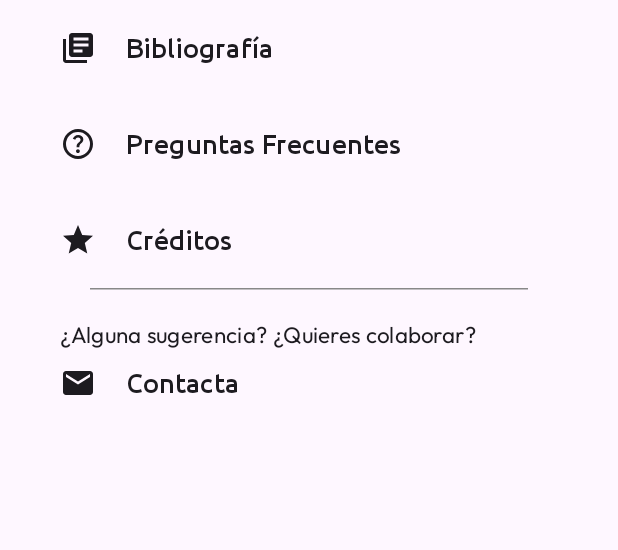
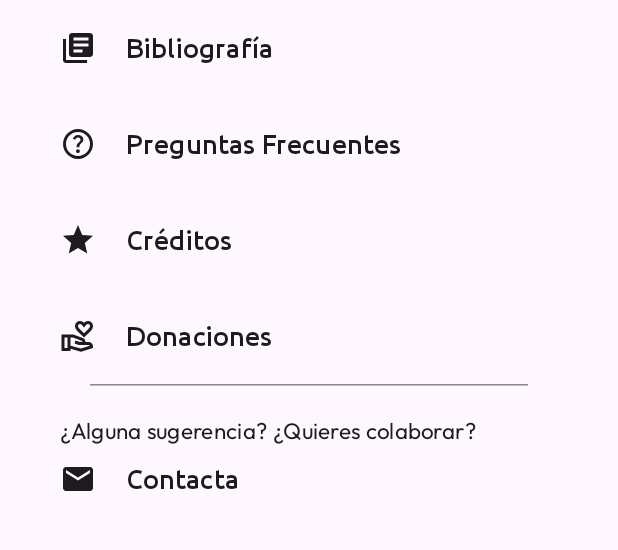
Before and after one commit to Akronix/DruidNet, an Android app built with Jetpack Compose: the AboutScreen screen opened through its navigation route, on a phone screen of 412 x 824 dp, the part 279-829 px from its top. Run offline under Robolectric (Android 15) with nearby library versions, the phone set to English and light mode, and no system bars; libraries missing offline, so code that uses them is left out: com.mikepenz.markdown, me.saket.telephoto.

Commit message:
Added Donate button in About screen

```diff
--- a/app/src/main/java/org/druidanet/druidnet/ui/AboutScreen.kt
+++ b/app/src/main/java/org/druidanet/druidnet/ui/AboutScreen.kt
@@ -94,6 +94,13 @@ fun AboutScreen (onNavigationButtonClick: (Screen) -> Unit, viewModel: DruidNetV
                 { onNavigationButtonClick( Screen.Credits ) },
                 stringResource(R.string.title_screen_credits),
                 imageVector = Icons.Default.Star,
+                additionalText = null
+            )
+
+            AboutItem(
+                { openURIAction(context, "https://opencollective.com/druidnet#category-CONTRIBUTE") },
+                stringResource(R.string.about_screen_donate),
+                imageResource = R.drawable.donate,
                 additionalText = null
             )
 
--- /dev/null
+++ b/app/src/main/res/drawable/donate.xml
@@ -0,0 +1,10 @@
+<vector xmlns:android="http://schemas.android.com/apk/res/android"
+    android:width="24dp"
+    android:height="24dp"
+    android:viewportWidth="960"
+    android:viewportHeight="960"
+    android:tint="?attr/colorControlNormal">
+  <path
+      android:fillColor="@android:color/white"
+      android:pathData="M640,520L474,358Q443,328 421.5,291.5Q400,255 400,212Q400,157 438.5,118.5Q477,80 532,80Q564,80 592,93.5Q620,107 640,130Q660,107 688,93.5Q716,80 748,80Q803,80 841.5,118.5Q880,157 880,212Q880,255 859,291.5Q838,328 807,358L640,520ZM640,408L749,301Q768,282 784,260.5Q800,239 800,212Q800,190 785,175Q770,160 748,160Q734,160 721.5,165.5Q709,171 700,182L640,254L580,182Q571,171 558.5,165.5Q546,160 532,160Q510,160 495,175Q480,190 480,212Q480,239 496,260.5Q512,282 531,301L640,408ZM280,740L558,816L796,742Q791,733 781.5,726.5Q772,720 760,720L558,720Q531,720 515,718Q499,716 482,710L389,679L411,601L492,628Q509,633 532,636Q555,639 600,640L600,640Q600,640 600,640Q600,640 600,640Q600,629 593.5,619Q587,609 578,606L344,520Q344,520 344,520Q344,520 344,520L280,520L280,740ZM40,880L40,440L344,440Q351,440 358,441.5Q365,443 371,445L606,532Q639,544 659.5,574Q680,604 680,640L760,640Q810,640 845,673Q880,706 880,760L880,800L560,900L280,822L280,822L280,880L40,880ZM120,800L200,800L200,520L120,520L120,800ZM640,254L640,254Q640,254 640,254Q640,254 640,254Q640,254 640,254Q640,254 640,254Q640,254 640,254Q640,254 640,254L640,254L640,254Q640,254 640,254Q640,254 640,254Q640,254 640,254Q640,254 640,254Q640,254 640,254Q640,254 640,254Z"/>
+</vector>
--- a/app/src/main/res/values/strings.xml
+++ b/app/src/main/res/values/strings.xml
@@ -32,4 +32,5 @@
     <string name="dialog_change_language">Cambiar</string>
     <string name="title_screen_credits">Créditos</string>
     <string name="about_screen_faqs">Preguntas Frecuentes</string>
+    <string name="about_screen_donate">Donaciones</string>
 </resources>
```
